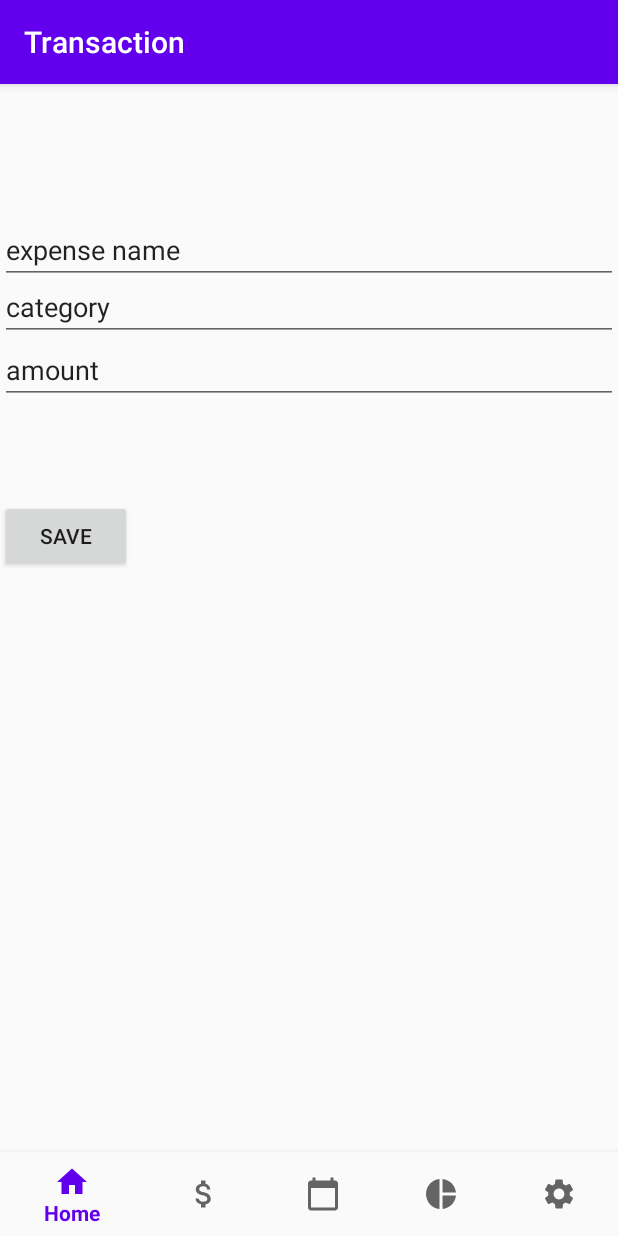
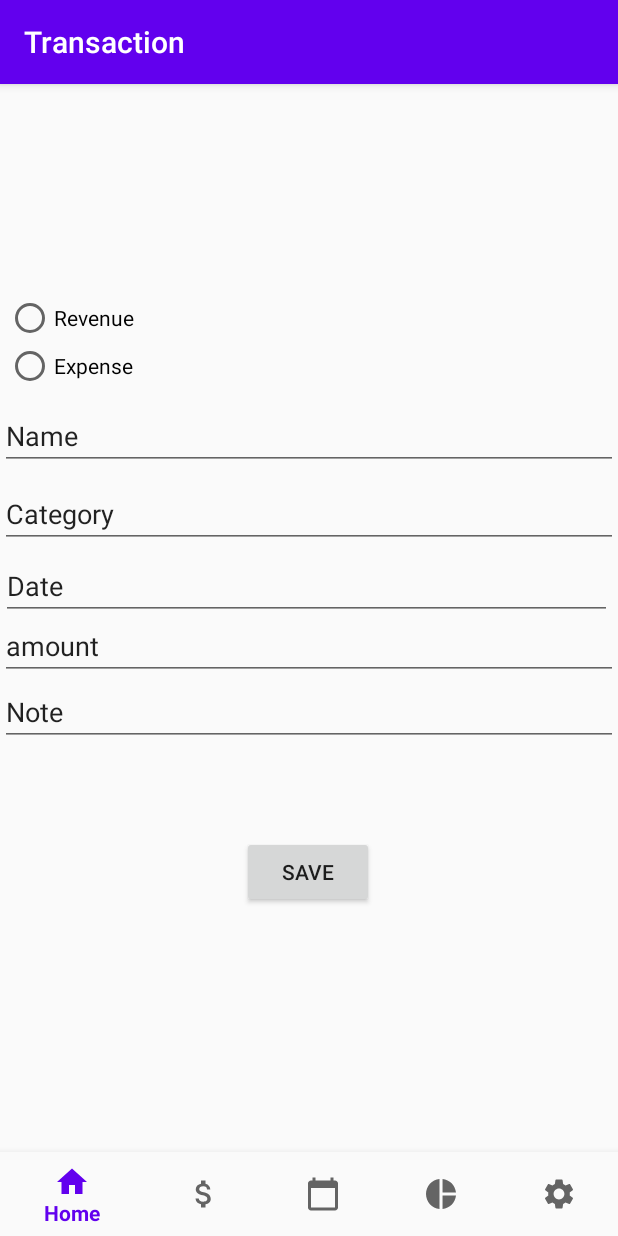
Before and after one commit to sukhbirsekhon/FinanceTracker, an Android app: the TransactionFragment screen opened through its navigation route, after a tap on "SAVE", on a phone screen of 412 x 824 dp. Run offline under Robolectric (Android 15) with nearby library versions, the phone set to English and light mode, and no system bars; our stand-ins replace navigation-ui.

Commit message:
added fields and linked them to db

```diff
--- a/app/src/main/java/home/project/group/financetracker/EntityClass/RevenueTransactionModel.java
+++ b/app/src/main/java/home/project/group/financetracker/EntityClass/RevenueTransactionModel.java
@@ -14,7 +14,7 @@ public class RevenueTransactionModel {
     private int key;
 
     @ColumnInfo(name = "revenueName")
-    private String expenseName;
+    private String revenueName;
 
     @ColumnInfo(name = "amount")
     private String amount;
@@ -44,12 +44,12 @@ public class RevenueTransactionModel {
         this.key = key;
     }
 
-    public String getExpenseName() {
-        return expenseName;
+    public String getRevenueName() {
+        return revenueName;
     }
 
-    public void setExpenseName(String expenseName) {
-        this.expenseName = expenseName;
+    public void setRevenueName(String revenueName) {
+        this.revenueName = revenueName;
     }
 
     public String getAmount() {
--- a/app/src/main/java/home/project/group/financetracker/ui/transaction/TransactionFragment.java
+++ b/app/src/main/java/home/project/group/financetracker/ui/transaction/TransactionFragment.java
@@ -6,18 +6,25 @@ import android.view.View;
 import android.view.ViewGroup;
 import android.widget.Button;
 import android.widget.EditText;
+import android.widget.RadioButton;
 import android.widget.Toast;
 
 import androidx.annotation.NonNull;
+import androidx.appcompat.widget.AppCompatRadioButton;
+import androidx.constraintlayout.widget.ConstraintLayout;
 import androidx.fragment.app.Fragment;
 import androidx.lifecycle.ViewModelProviders;
 
+import java.util.Date;
+
 import home.project.group.financetracker.EntityClass.ExpenseTransactionModel;
+import home.project.group.financetracker.EntityClass.RevenueTransactionModel;
 import home.project.group.financetracker.R;
 
 public class TransactionFragment extends Fragment implements View.OnClickListener {
 
-    EditText expenseName, amount, category;
+    EditText name, amount, category, date, note;
+    RadioButton radioBtnRevenue, radioBtnExpense;
     Button save;
     private TransactionViewModel transactionViewModel;
 
@@ -27,8 +34,12 @@ public class TransactionFragment extends Fragment implements View.OnClickListene
                 ViewModelProviders.of(this).get(TransactionViewModel.class);
         View root = inflater.inflate(R.layout.fragment_transaction, container, false);
 
-        expenseName = root.findViewById(R.id.txtExpenseName);
+        radioBtnRevenue = (RadioButton) root.findViewById(R.id.radioBtnRevenue);
+        radioBtnExpense = (RadioButton) root.findViewById(R.id.radioBtnExpense);
+        name = root.findViewById(R.id.txtName);
         category = root.findViewById(R.id.txtCategory);
+        date = root.findViewById(R.id.txtCategory);
+        note = root.findViewById(R.id.txtNote);
         amount = root.findViewById(R.id.txtAmount);
         save = (Button) root.findViewById(R.id.btnSave);
 
@@ -42,18 +53,32 @@ public class TransactionFragment extends Fragment implements View.OnClickListene
     }
 
     private void saveData() {
-        String expenseName_txt = expenseName.getText().toString().trim();
+        String name_txt = name.getText().toString().trim();
         String amount_txt = amount.getText().toString().trim();
         String category_txt = category.getText().toString().trim();
+        String date_txt = date.getText().toString().trim();
+        String note_txt = note.getText().toString().trim();
 
-        ExpenseTransactionModel model = new ExpenseTransactionModel();
+        if(radioBtnRevenue.isChecked()){
+            RevenueTransactionModel model = new RevenueTransactionModel();
+            model.setRevenueName(name_txt);
+            model.setAmount(amount_txt);
+            model.setCategory(category_txt);
+            model.setDate(date_txt);
+            model.setNote(note_txt);
+            DatabaseClass.getDatabase(getActivity().getApplicationContext()).getDao().insertAllRevenueData(model);
+        }
 
-        model.setExpenseName(expenseName_txt);
-        model.setAmount(amount_txt);
-        model.setCategory(category_txt);
+        if(radioBtnExpense.isChecked()){
+            ExpenseTransactionModel model = new ExpenseTransactionModel();
+            model.setExpenseName(name_txt);
+            model.setAmount(amount_txt);
+            model.setCategory(category_txt);
+            model.setDate(date_txt);
+            model.setNote(note_txt);
+            DatabaseClass.getDatabase(getActivity().getApplicationContext()).getDao().insertAllExpenseData(model);
+        }
 
-        DatabaseClass.getDatabase(getActivity().getApplicationContext()).getDao().insertAllExpenseData(model);
-
-        Toast.makeText(getActivity(), "Data successfully saved", Toast.LENGTH_SHORT).show();
+        Toast.makeText(getActivity(), (radioBtnRevenue.isChecked() ? "Revenue" : "Expense") + " data successfully saved", Toast.LENGTH_SHORT).show();
     }
 }
--- a/app/src/main/res/layout/fragment_transaction.xml
+++ b/app/src/main/res/layout/fragment_transaction.xml
@@ -2,32 +2,19 @@
 <androidx.constraintlayout.widget.ConstraintLayout xmlns:android="http://schemas.android.com/apk/res/android"
     xmlns:app="http://schemas.android.com/apk/res-auto"
     xmlns:tools="http://schemas.android.com/tools"
+    android:id="@+id/constraintLayout"
     android:layout_width="match_parent"
     android:layout_height="match_parent"
     tools:context=".ui.transaction.TransactionFragment">
 
-    <TextView
-        android:id="@+id/text_transaction"
-        android:layout_width="match_parent"
-        android:layout_height="wrap_content"
-        android:layout_marginStart="8dp"
-        android:layout_marginTop="8dp"
-        android:layout_marginEnd="8dp"
-        android:textAlignment="center"
-        android:textSize="20sp"
-        app:layout_constraintBottom_toBottomOf="parent"
-        app:layout_constraintEnd_toEndOf="parent"
-        app:layout_constraintStart_toStartOf="parent"
-        app:layout_constraintTop_toTopOf="parent" />
-
     <EditText
-        android:id="@+id/txtExpenseName"
+        android:id="@+id/txtName"
         android:layout_width="match_parent"
         android:layout_height="45dp"
-        android:layout_marginTop="32dp"
+        android:layout_marginTop="156dp"
         android:ems="10"
         android:inputType="textPersonName"
-        android:text="expense name"
+        android:text="Name"
         app:layout_constraintBottom_toTopOf="@+id/nav_host_fragment"
         app:layout_constraintEnd_toEndOf="parent"
         app:layout_constraintHorizontal_bias="0.0"
@@ -38,7 +25,7 @@
         android:id="@+id/txtAmount"
         android:layout_width="match_parent"
         android:layout_height="45dp"
-        android:layout_marginTop="112dp"
+        android:layout_marginTop="296dp"
         android:ems="10"
         android:inputType="textPersonName"
         android:text="amount"
@@ -51,12 +38,12 @@
         android:id="@+id/txtCategory"
         android:layout_width="match_parent"
         android:layout_height="45dp"
-        android:layout_marginTop="70dp"
+        android:layout_marginTop="208dp"
         android:ems="10"
         android:inputType="textPersonName"
-        android:text="category"
+        android:text="Category"
         app:layout_constraintEnd_toEndOf="parent"
-        app:layout_constraintHorizontal_bias="0.0"
+        app:layout_constraintHorizontal_bias="1.0"
         app:layout_constraintStart_toStartOf="parent"
         app:layout_constraintTop_toTopOf="parent" />
 
@@ -64,10 +51,60 @@
         android:id="@+id/btnSave"
         android:layout_width="88dp"
         android:layout_height="wrap_content"
-        android:layout_marginTop="106dp"
+        android:layout_marginTop="192dp"
         android:text="SAVE"
+        app:layout_constraintEnd_toEndOf="parent"
+        app:layout_constraintHorizontal_bias="0.498"
+        app:layout_constraintStart_toStartOf="parent"
         app:layout_constraintTop_toBottomOf="@+id/txtCategory"
-        tools:ignore="MissingConstraints"
-        tools:layout_editor_absoluteX="106dp" />
+        tools:ignore="MissingConstraints" />
+
+    <RadioGroup
+        android:id="@+id/radioGrpTransaction"
+        android:layout_width="372dp"
+        android:layout_height="72dp"
+        android:layout_marginTop="84dp"
+        android:layout_marginEnd="36dp"
+        app:layout_constraintEnd_toEndOf="parent"
+        app:layout_constraintTop_toTopOf="parent">
+
+        <RadioButton
+            android:id="@+id/radioBtnRevenue"
+            android:layout_width="132dp"
+            android:layout_height="wrap_content"
+            android:text="Revenue" />
+
+        <RadioButton
+            android:id="@+id/radioBtnExpense"
+            android:layout_width="152dp"
+            android:layout_height="wrap_content"
+            android:text="Expense" />
+    </RadioGroup>
+
+    <EditText
+        android:id="@+id/txtDate"
+        android:layout_width="407dp"
+        android:layout_height="40dp"
+        android:layout_marginTop="8dp"
+        android:layout_marginEnd="4dp"
+        android:ems="10"
+        android:inputType="date"
+        android:text="Date"
+        app:layout_constraintEnd_toEndOf="parent"
+        app:layout_constraintTop_toBottomOf="@+id/txtCategory" />
+
+    <EditText
+        android:id="@+id/txtNote"
+        android:layout_width="match_parent"
+        android:layout_height="45dp"
+        android:layout_marginTop="340dp"
+        android:ems="10"
+        android:inputType="textPersonName"
+        android:text="Note"
+        app:layout_constraintBottom_toTopOf="@+id/nav_host_fragment"
+        app:layout_constraintEnd_toEndOf="parent"
+        app:layout_constraintHorizontal_bias="1.0"
+        app:layout_constraintStart_toStartOf="parent"
+        app:layout_constraintTop_toTopOf="parent" />
 
 </androidx.constraintlayout.widget.ConstraintLayout>
```
